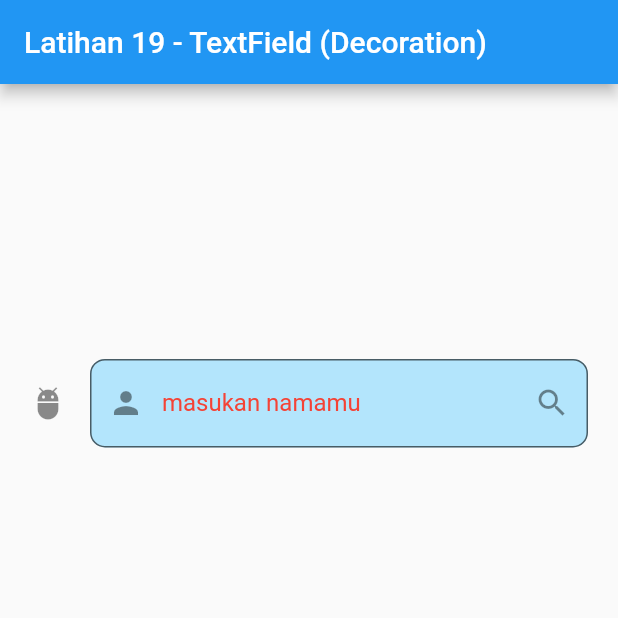
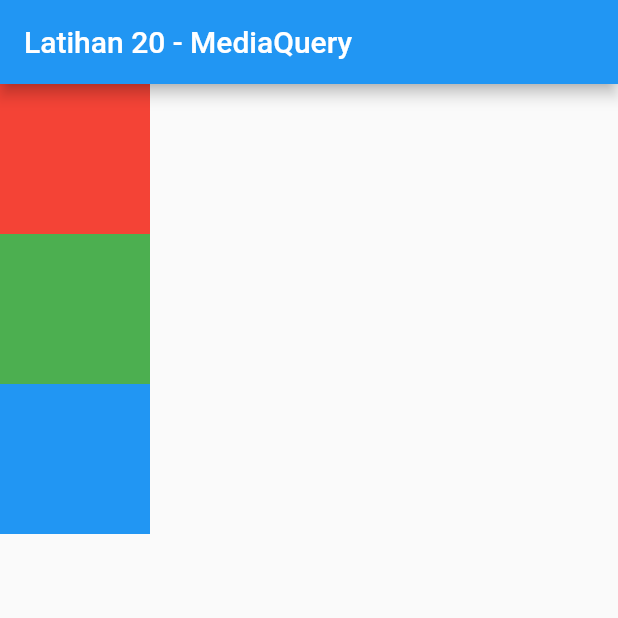
Before and after one commit to dodichakill/latihan_flutter_ku, a Flutter app: the screen it shows after launch, on a phone screen of 412 x 824 dp, the top half of it. Run offline on Flutter 3.47's test engine with Material 2 defaults, Android fonts, the phone set to English and light mode, and no system bars.

Commit message:
Latihan 20 - MediaQuery

```diff
--- a/lib/main.dart
+++ b/lib/main.dart
@@ -1,4 +1,4 @@
-// Latihan 19 - TextField (Decoration)
+// Latihan 20 - MediaQuery
 
 import 'package:flutter/material.dart';
 
@@ -14,72 +14,56 @@ class _MyAppState extends State<MyApp> {
   TextEditingController controller = TextEditingController();
   @override
   Widget build(BuildContext context) {
-    return MaterialApp(
-      home: Scaffold(
+    return MaterialApp(home: MainPage());
+  }
+}
+
+class MainPage extends StatelessWidget {
+  @override
+  Widget build(BuildContext context) {
+    return Scaffold(
         appBar: AppBar(
-            title: Text('Latihan 19 - TextField (Decoration)'),
+          title: Text('Latihan 20 - MediaQuery'),
         ),
-          body: Column(
-            mainAxisAlignment: MainAxisAlignment.spaceAround,
-            children: <Widget>[
+        // body: Container(
+        //   color: Colors.red,
+        //   width: MediaQuery.of(context).size.width /
+        //       3, // berfungsi untuk membuat lebar layar di bagi 3
+        //   height: MediaQuery.of(context).size.height /
+        //       2, // berfungsi untuk membuat lebar layar di bagi 2
+        // ),
+
+        // berikut ini kita akan membuat sebuah tampilan yang responsive
+        body: (MediaQuery.of(context).orientation == Orientation.portrait)
+            ? Column(
+                children: generateContainers,
+              )
+            : Row(
+                children: generateContainers,
+              ));
+  }
+
+  List<Widget> get generateContainers {
+    return <Widget>[
       Container(
-                margin: EdgeInsets.all(20),
-                child: TextField(
-                  decoration: InputDecoration(
-                    // border: InputBorder.none, // berguna untuk menghilangkan border
-                    // border: OutlineInputBorder(), // berguna untuk membuat border yang mengelilingi fieldnya
-                    border: OutlineInputBorder(
-                        borderRadius: BorderRadius.circular(
-                            10)), // berguna untuk membuat border yang mengelilingi fieldnya dan mencustom border radius sendiri
-                    icon: Icon(Icons
-                        .adb), // berguna untuk membuat icon disebelah kiri field
-                    prefixIcon: Icon(Icons
-                        .person), // berguna untuk membuat icon didalam field pada sebelah kiri
-                    suffixIcon: Icon(Icons
-                        .search), // berguna untuk membuat icon didalam field pada sebelah kanan
-                    prefix: Container(
-                      width: 10,
-                      height: 10,
-                      margin: EdgeInsets.only(right: 10),
+        width: 100,
+        height: 100,
+        color: Colors.red,
+      ),
+      Container(
+        width: 100,
+        height: 100,
         color: Colors.green,
-                    ), // berguna untuk bisa memuat widget lainya disini contohnya menggunakan widget container
-                    suffix: Container(
-                      width: 10,
-                      height: 10,
-                      margin: EdgeInsets.only(left: 10),
-                      color: Colors.red,
-                    ), // berguna untuk bisa memuat widget lainya disini contohnya menggunakan widget container
-                    // prefixText: 'nama : ', // berguna untuk membuat text didalam field sebelah kiri
-                    // suffixText: 'bin toyib', // berguna untuk membuat text didalam field sebelah kiri
-                    // prefixStyle: TextStyle( color: Colors.blue, fontWeight: FontWeight.bold), // berguna untuk membuat styling untuk prefixText
-                    // suffixStyle: TextStyle(color: Colors.green,fontWeight: FontWeight.bold), // berguna untuk membuat styling untuk Suffixtext
-                    labelText:
-                        "masukan namamu", // berguna untuk membuat text diatas field dalam bordernya
-                    labelStyle: TextStyle(
-                        color: Colors.red), // berguna untuk styling label
-                    hintText:
-                        'ketik di sini...', // berguna untuk membuat text placeholder
-                    hintStyle: TextStyle(
-                        color: Colors.blue), // berguna untuk styling hint
-                    filled:
-                        true, // berguna untuk memperbolehkan fieldnya berwarna
-                    fillColor: Colors
-                        .lightBlue[100], // berguna untuk memberi warna fieldnya
       ),
-                  onChanged: (value) {
-                    setState(() {});
-                  },
-                  controller: controller,
+      Container(
+        width: 100,
+        height: 100,
+        color: Colors.blue,
       ),
-              ),
-              Text(controller.text)
-            ],
-          )),
-    );
+    ];
   }
 }
 // penjelasan singkat
 // ----------------
-// widget TextField memiliki property InputDecoration yang memiliki berbagai widget juga property yang berguna untuk memodifikasi tampilan texfield. lihat saja pada kode diatas
-// jika kita menggunakan property prefix maka property prefixText dan prefixStyle harus di nonaktifkan terlebih dahulu
-// jika kita menggunakan property Suffix maka property SuffixText dan SuffixStyle harus di nonaktifkan terlebih dahulu
+// properti MediaQuery berfungsi untuk menentukan ukuran suatu tinggi dan lebar suatu widget secara flexible
+// diatas merupakan contoh penerapan mediaquery untuk membuat tampilan yang responsive
```
Lines whose indentation alone changed are shown as unchanged.
